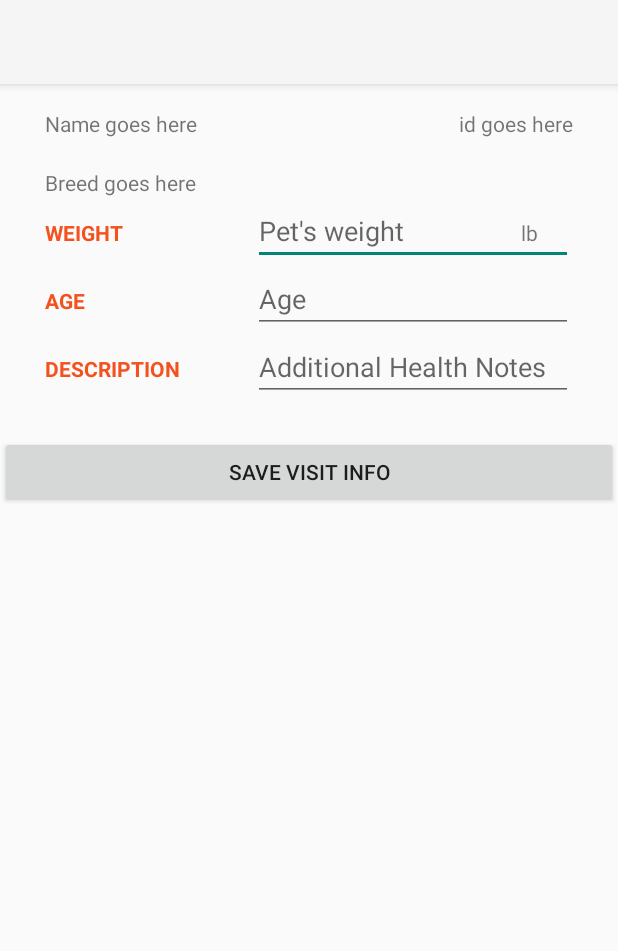
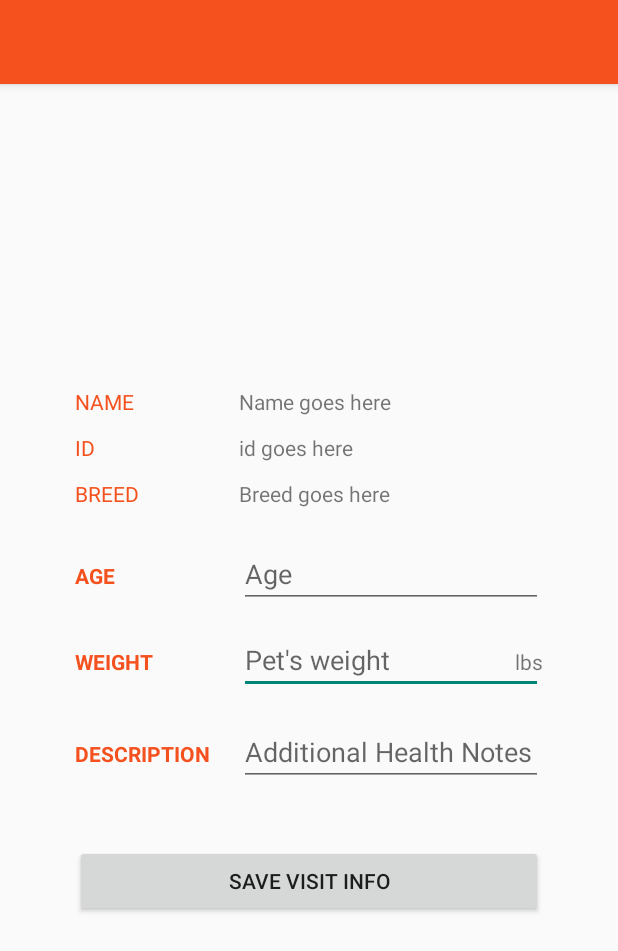
Before and after one commit to PratikshaMore/BUDDY-1, an Android app: the layout history_add.xml on its own in the app's theme, with its tools: preview values and no code run, on a phone screen of 412 x 824 dp. Shown: the top 951 px of the screen. Run offline under Robolectric (Android 15) with nearby library versions, the phone set to English and light mode, and no system bars.

Commit message:
xml changed

```diff
--- a/app/src/main/res/layout/history_add.xml
+++ b/app/src/main/res/layout/history_add.xml
@@ -9,27 +9,27 @@
         android:id="@+id/my_toolbar"
         android:layout_width="match_parent"
         android:layout_height="?attr/actionBarSize"
-        android:background="?attr/colorPrimary"
+        android:background="@color/orange"
         android:elevation="4dp"
         android:theme="@style/ThemeOverlay.AppCompat.ActionBar"
         app:popupTheme="@style/ThemeOverlay.AppCompat.Light"/>
 
     <RelativeLayout
         android:id="@+id/relativeLayoutPetForm"
-        android:layout_width="wrap_content"
-        android:layout_height="wrap_content"
+        android:layout_width="match_parent"
+        android:layout_height="match_parent"
         android:layout_alignParentStart="true"
-        android:layout_below="@+id/textView3"
-        android:layout_marginTop="14dp"
-        android:paddingLeft="30dp"
-        android:paddingRight="30dp">
+        android:layout_below="@+id/my_toolbar"
+        android:paddingLeft="50dp"
+        android:paddingRight="50dp">
 
         <TextView
             android:id="@+id/lblPetName"
             android:layout_width="wrap_content"
             android:layout_height="wrap_content"
-            android:layout_alignParentStart="true"
-            android:layout_marginTop="29dp"
+            android:layout_above="@+id/lblPetId"
+            android:layout_alignStart="@+id/lblPetId"
+            android:layout_marginBottom="11dp"
             android:text="Name goes here" />
 
         <TextView
@@ -37,17 +37,18 @@
             android:layout_width="wrap_content"
             android:layout_height="wrap_content"
 
-            android:layout_alignBaseline="@+id/lblPetName"
-            android:layout_alignBottom="@+id/lblPetName"
-            android:layout_alignParentEnd="true"
+            android:layout_above="@+id/lblPetBreed"
+            android:layout_alignStart="@+id/lblPetBreed"
+            android:layout_marginBottom="11dp"
             android:text="id goes here" />
 
         <TextView
             android:id="@+id/lblPetBreed"
             android:layout_width="wrap_content"
             android:layout_height="wrap_content"
-            android:layout_below="@+id/lblPetName"
-            android:layout_marginTop="20dp"
+            android:layout_above="@+id/editHistAge"
+            android:layout_alignStart="@+id/editHistAge"
+            android:layout_marginBottom="21dp"
             android:text="Breed goes here" />
 
 
@@ -55,85 +56,116 @@
             android:id="@+id/lblWeight"
             android:layout_width="wrap_content"
             android:layout_height="wrap_content"
-            android:layout_alignBottom="@+id/lblPetBreed"
-            android:layout_marginEnd="14dp"
             android:layout_alignBaseline="@+id/editHistWeight"
+            android:layout_alignBottom="@+id/editHistWeight"
+            android:layout_alignParentStart="true"
             android:text="WEIGHT"
-            android:textStyle="bold"
-            android:textColor="@color/orange" />
+            android:textColor="@color/orange"
+            android:textStyle="bold" />
 
         <EditText
             android:id="@+id/editHistWeight"
             android:layout_width="wrap_content"
             android:layout_height="wrap_content"
-            android:layout_alignEnd="@+id/lblPetId"
-            android:layout_below="@+id/lblPetBreed"
+            android:layout_alignStart="@+id/editHistDescription"
+            android:layout_centerVertical="true"
             android:ems="10"
             android:hint="Pet's weight"
-            android:inputType="numberDecimal"/>
+            android:inputType="numberDecimal" />
 
 
         <TextView
             android:id="@+id/lblPetAge"
             android:layout_width="wrap_content"
             android:layout_height="wrap_content"
+            android:layout_alignBaseline="@+id/editHistAge"
             android:layout_marginEnd="14dp"
-            android:layout_alignBaseline="@+id/editHistAge"
             android:text="AGE"
-            android:textStyle="bold"
-            android:textColor="@color/orange" />
+            android:textColor="@color/orange"
+            android:textStyle="bold" />
 
         <EditText
             android:id="@+id/editHistAge"
             android:layout_width="wrap_content"
             android:layout_height="wrap_content"
-            android:layout_alignEnd="@+id/lblPetId"
-            android:layout_below="@+id/editHistWeight"
+            android:layout_above="@+id/editHistWeight"
+            android:layout_alignStart="@+id/editHistWeight"
+            android:layout_marginBottom="12dp"
             android:ems="10"
             android:hint="Age"
             android:inputType="numberDecimal" />
-
-        <TextView
-            android:id="@+id/lblHistDescription"
-            android:layout_width="wrap_content"
-            android:layout_height="wrap_content"
-            android:layout_marginEnd="14dp"
-            android:layout_alignBaseline="@+id/editHistDescription"
-            android:text="DESCRIPTION"
-            android:textStyle="bold"
-            android:textColor="@color/orange" />
 
         <EditText
             android:id="@+id/editHistDescription"
             android:layout_width="wrap_content"
             android:layout_height="wrap_content"
-            android:layout_alignParentEnd="true"
-            android:layout_below="@+id/editHistAge"
+            android:layout_below="@+id/editHistWeight"
+            android:layout_marginStart="19dp"
+            android:layout_marginTop="16dp"
+            android:layout_toEndOf="@+id/lblHistDescription"
             android:ems="10"
             android:hint="Additional Health Notes"
             android:inputType="text"
             android:singleLine="false" />
 
         <TextView
-            android:id="@+id/textViewWeight"
+            android:id="@+id/lblHistDescription"
             android:layout_width="wrap_content"
             android:layout_height="wrap_content"
-            android:layout_alignStart="@+id/lblPetId"
-            android:layout_centerVertical="true"
-            android:layout_marginStart="41dp"
-            android:text="lb" />
+            android:layout_alignBaseline="@+id/editHistDescription"
+            android:layout_alignBottom="@+id/editHistDescription"
+            android:layout_alignParentStart="true"
+            android:text="DESCRIPTION"
+            android:textColor="@color/orange"
+            android:textStyle="bold" />
 
-    </RelativeLayout>
+        <TextView
+            android:id="@+id/textView"
+            android:layout_width="wrap_content"
+            android:layout_height="wrap_content"
+            android:layout_alignStart="@+id/lblPetAge"
+            android:layout_alignTop="@+id/lblPetName"
+            android:text="NAME"
+            android:textColor="@color/orange" />
+
+        <TextView
+            android:id="@+id/textView2"
+            android:layout_width="wrap_content"
+            android:layout_height="wrap_content"
+            android:layout_alignBaseline="@+id/lblPetId"
+            android:layout_alignBottom="@+id/lblPetId"
+            android:layout_alignStart="@+id/textView"
+            android:text="ID"
+            android:textColor="@color/orange" />
+
+        <TextView
+            android:id="@+id/textView4"
+            android:layout_width="wrap_content"
+            android:layout_height="wrap_content"
+            android:layout_alignParentStart="true"
+            android:layout_alignTop="@+id/lblPetBreed"
+            android:text="BREED"
+            android:textColor="@color/orange" />
 
         <Button
             android:id="@+id/btnAddHistory"
             android:layout_width="match_parent"
             android:layout_height="wrap_content"
-        android:layout_alignParentStart="true"
-        android:layout_below="@+id/relativeLayoutPetForm"
-        android:layout_marginTop="23dp"
+            android:layout_below="@+id/editHistDescription"
+            android:layout_marginTop="39dp"
             android:onClick="btnSaveHistClick"
             android:text="SAVE Visit Info" />
+
+        <TextView
+            android:id="@+id/textView7"
+            android:layout_width="wrap_content"
+            android:layout_height="wrap_content"
+            android:layout_alignBaseline="@+id/editHistWeight"
+            android:layout_alignBottom="@+id/editHistWeight"
+            android:layout_alignParentEnd="true"
+            android:text="lbs" />
+
+    </RelativeLayout>
 
     <TextView
         android:id="@+id/textView3"
--- a/app/src/main/res/layout/history_list.xml
+++ b/app/src/main/res/layout/history_list.xml
@@ -10,7 +10,7 @@
         android:id="@+id/my_toolbar"
         android:layout_width="match_parent"
         android:layout_height="?attr/actionBarSize"
-        android:background="?attr/colorPrimary"
+        android:background="@color/orange"
         android:elevation="4dp"
         android:theme="@style/ThemeOverlay.AppCompat.ActionBar"
         app:popupTheme="@style/ThemeOverlay.AppCompat.Light"/>
@@ -39,7 +39,7 @@
         app:fabSize="normal"
         app:elevation="0dp"
         app:pressedTranslationZ="0dp"
-        app:rippleColor="@android:color/perms_costs_money" />
+        android:backgroundTint ="@color/orange" />
 
     <android.support.design.widget.FloatingActionButton
         android:id="@+id/btnDeleteHistory"
@@ -55,7 +55,7 @@
         app:fabSize="normal"
         app:elevation="0dp"
         app:pressedTranslationZ="0dp"
-        app:rippleColor="@android:color/darker_gray"
+        android:backgroundTint = "@color/orange"
         android:visibility="invisible"/>
 
     <!--<Button-->
--- a/app/src/main/res/layout/history_page.xml
+++ b/app/src/main/res/layout/history_page.xml
@@ -8,7 +8,7 @@
         android:id="@+id/my_toolbar"
         android:layout_width="match_parent"
         android:layout_height="?attr/actionBarSize"
-        android:background="?attr/colorPrimary"
+        android:background="@color/orange"
         android:elevation="4dp"
         android:theme="@style/ThemeOverlay.AppCompat.ActionBar"
         app:popupTheme="@style/ThemeOverlay.AppCompat.Light"/>
--- a/app/src/main/res/layout/pet_add.xml
+++ b/app/src/main/res/layout/pet_add.xml
@@ -8,7 +8,7 @@
         android:id="@+id/my_toolbar"
         android:layout_width="match_parent"
         android:layout_height="?attr/actionBarSize"
-        android:background="?attr/colorPrimary"
+        android:background="@color/orange"
         android:elevation="4dp"
         android:theme="@style/ThemeOverlay.AppCompat.ActionBar"
         app:popupTheme="@style/ThemeOverlay.AppCompat.Light"/>
--- a/app/src/main/res/layout/pet_list.xml
+++ b/app/src/main/res/layout/pet_list.xml
@@ -10,7 +10,7 @@
         android:id="@+id/my_toolbar"
         android:layout_width="match_parent"
         android:layout_height="?attr/actionBarSize"
-        android:background="?attr/colorPrimary"
+        android:background="@color/orange"
         android:elevation="4dp"
         android:theme="@style/ThemeOverlay.AppCompat.ActionBar"
         app:popupTheme="@style/ThemeOverlay.AppCompat.Light"/>
@@ -43,7 +43,7 @@
         app:fabSize="normal"
         app:elevation="0dp"
         app:pressedTranslationZ="0dp"
-        app:rippleColor="@android:color/darker_gray" />
+        android:backgroundTint="@color/orange"/>
 
     <android.support.design.widget.FloatingActionButton
         android:id="@+id/btnDeletePet"
```
Also changed, not shown: 1 other file. Lines whose indentation alone changed are shown as unchanged.
